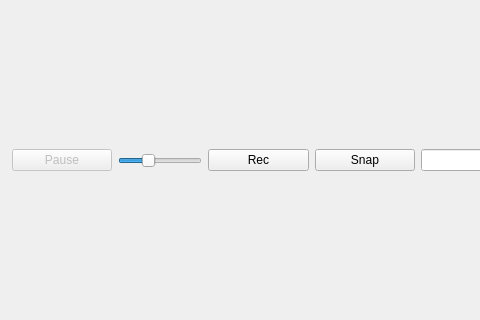
The window that rtspwindow.ui (surfzoid/QtVsPlayer) describes before a commit, drawn with Qt 5; both pictures show x 0 to 480 and y 130 to 450 of the 1451 by 622 pixel window.
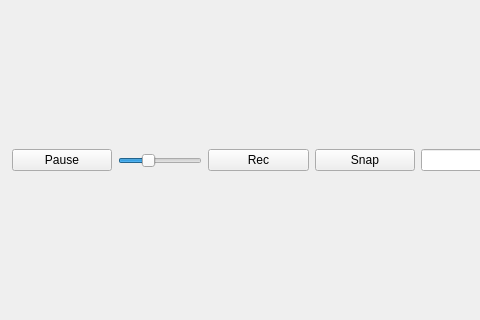
The same window after the commit. Icons and pictures are not drawn.

What changed in the file:
```diff
--- a/rtspwindow.ui
+++ b/rtspwindow.ui
@@ -96,9 +96,6 @@
     <layout class="QHBoxLayout" name="horizontalLayout_2">
      <item>
       <widget class="QPushButton" name="PauseBtn">
-       <property name="enabled">
-        <bool>false</bool>
-       </property>
        <property name="mouseTracking">
         <bool>true</bool>
        </property>
@@ -108,6 +105,14 @@
        <property name="text">
         <string>Pause</string>
        </property>
+       <property name="icon">
+        <iconset resource="ressources.qrc">
+         <normaloff>:/images/images/control-pause.png</normaloff>
+         <normalon>:/images/images/control.png</normalon>:/images/images/control-pause.png</iconset>
+       </property>
+       <property name="checkable">
+        <bool>true</bool>
+       </property>
       </widget>
      </item>
      <item>
```
